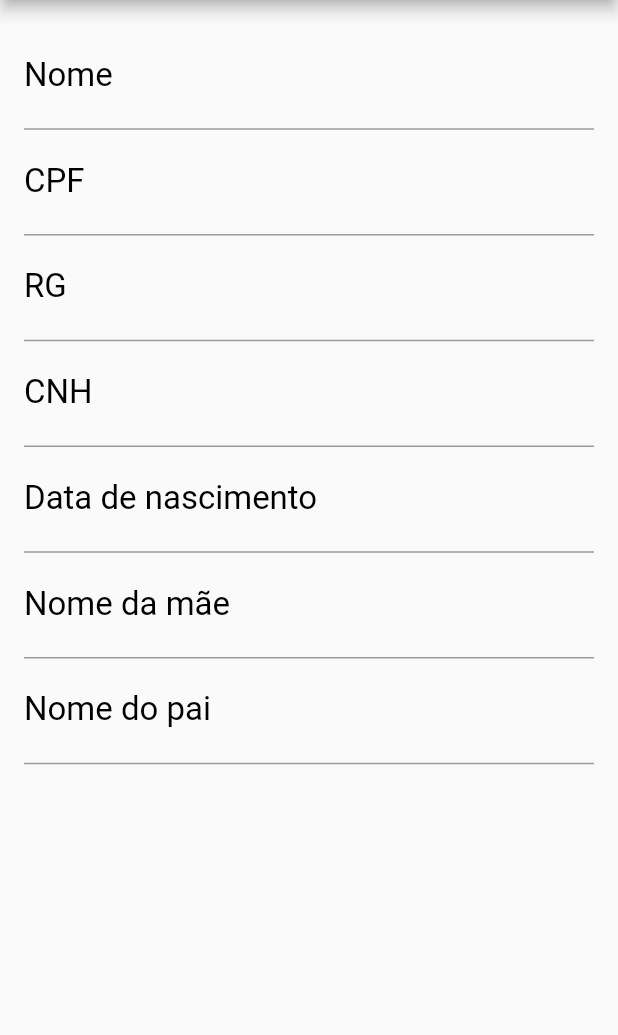
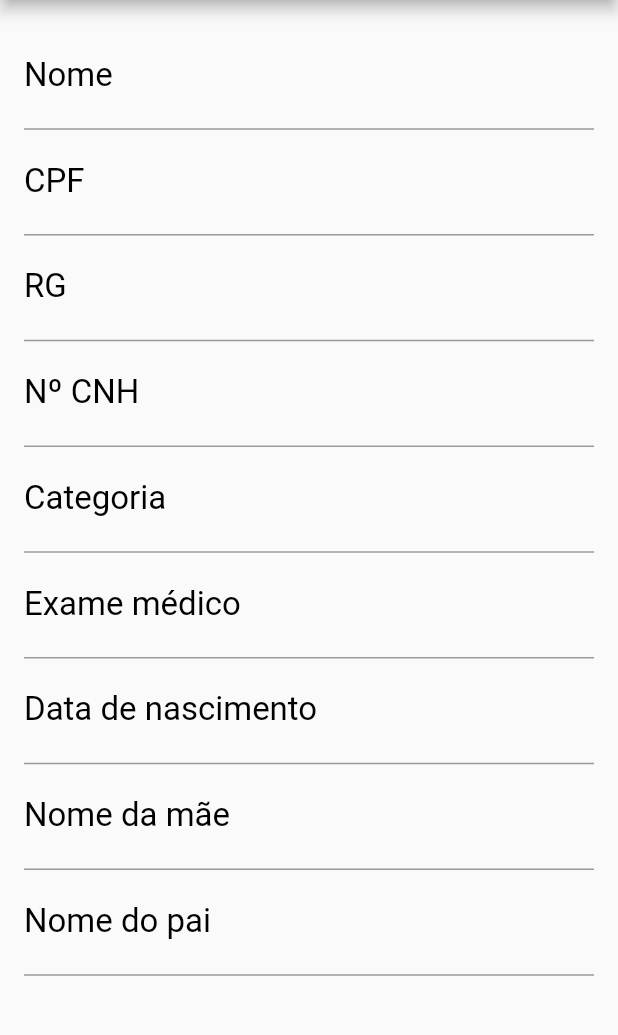
Before and after one commit to matheusneriss/aplicativo-boletim, a Flutter app: the CadastroPessoa screen opened by its route, on a phone screen of 412 x 824 dp, the part 84-1119 px from its top. Run offline on Flutter 3.47's test engine with Material 2 defaults, Android fonts, the phone set to English and light mode, and no system bars; our stand-ins replace cloud_firestore, firebase_auth, firebase_core, firebase_storage, image_picker, mask_text_input_formatter; accounts and stored records are empty.

Commit message:
äjustes

```diff
--- a/lib/model/Pessoa.dart
+++ b/lib/model/Pessoa.dart
@@ -18,7 +18,6 @@ class Pessoa{
   String _numcnh = "";
   String _catcnh = "";
   String _examecnh = "";
-  String _assinatura = "";
   String _numregistro = "";
   String _telefone = "";
   String _celular = "";
@@ -55,12 +54,6 @@ class Pessoa{
 
   set numregistro(String value) {
     _numregistro = value;
-  }
-
-  String get assinatura => _assinatura;
-
-  set assinatura(String value) {
-    _assinatura = value;
   }
 
   String get examecnh => _examecnh;
--- a/lib/telas/CadastroPessoa.dart
+++ b/lib/telas/CadastroPessoa.dart
@@ -34,11 +34,9 @@ class _CadastroPessoaState extends State<CadastroPessoa> {
   TextEditingController _controllerNaturalidade = TextEditingController();
   TextEditingController _controllerProfissao = TextEditingController();
   TextEditingController _controllerUfrg = TextEditingController();
-  TextEditingController _controllerCnh = TextEditingController();
   TextEditingController _controllerNumcnh = TextEditingController();
   TextEditingController _controllerCatcnh = TextEditingController();
   TextEditingController _controllerExamecnh = TextEditingController();
-  TextEditingController _controllerAssinatura = TextEditingController();
   TextEditingController _controllerNumregistro = TextEditingController();
   TextEditingController _controllerTelefone = TextEditingController();
   TextEditingController _controllerCelular = TextEditingController();
@@ -201,7 +199,7 @@ class _CadastroPessoaState extends State<CadastroPessoa> {
           ),
           TextFormField(
             controller: _controllerCpf,
-            keyboardType: TextInputType.text,
+            keyboardType: TextInputType.number,
             style: TextStyle(
               color: Color(0xFF092757),
               fontSize: 22,
@@ -221,7 +219,7 @@ class _CadastroPessoaState extends State<CadastroPessoa> {
           ),
           TextFormField(
             controller: _controllerRg,
-            keyboardType: TextInputType.text,
+            keyboardType: TextInputType.number,
             style: TextStyle(
               color: Color(0xFF092757),
               fontSize: 22,
@@ -240,14 +238,14 @@ class _CadastroPessoaState extends State<CadastroPessoa> {
             ),
           ),
           TextFormField(
-            controller: _controllerCnh,
-            keyboardType: TextInputType.text,
+            controller: _controllerNumcnh,
+            keyboardType: TextInputType.number,
             style: TextStyle(
               color: Color(0xFF092757),
               fontSize: 22,
             ),
             decoration: InputDecoration(
-              labelText: "CNH",
+              labelText: "Nº CNH",
               labelStyle: TextStyle(
                 color: Colors.black,
                 fontSize: 22,
@@ -260,8 +258,47 @@ class _CadastroPessoaState extends State<CadastroPessoa> {
             ),
           ),
           TextFormField(
+            controller: _controllerCatcnh,
+            keyboardType: TextInputType.number,
+            style: TextStyle(
+              color: Color(0xFF092757),
+              fontSize: 22,
+            ),
+            decoration: InputDecoration(
+              labelText: "Categoria",
+              labelStyle: TextStyle(
+                color: Colors.black,
+                fontSize: 22,
+              ),
+              hintText: "Digite a categoria",
+              hintStyle: TextStyle(
+                color: Colors.black,
+                fontSize: 18,
+              ),
+            ),
+          ),TextFormField(
+            controller: _controllerExamecnh,
+            keyboardType: TextInputType.number,
+            style: TextStyle(
+              color: Color(0xFF092757),
+              fontSize: 22,
+            ),
+            decoration: InputDecoration(
+              labelText: "Exame médico",
+              labelStyle: TextStyle(
+                color: Colors.black,
+                fontSize: 22,
+              ),
+              hintText: "Digite o exame médico",
+              hintStyle: TextStyle(
+                color: Colors.black,
+                fontSize: 18,
+              ),
+            ),
+          ),
+          TextFormField(
             controller: _controllerDatanascimento,
-            keyboardType: TextInputType.text,
+            keyboardType: TextInputType.number,
             style: TextStyle(
               color: Color(0xFF092757),
               fontSize: 22,
```
